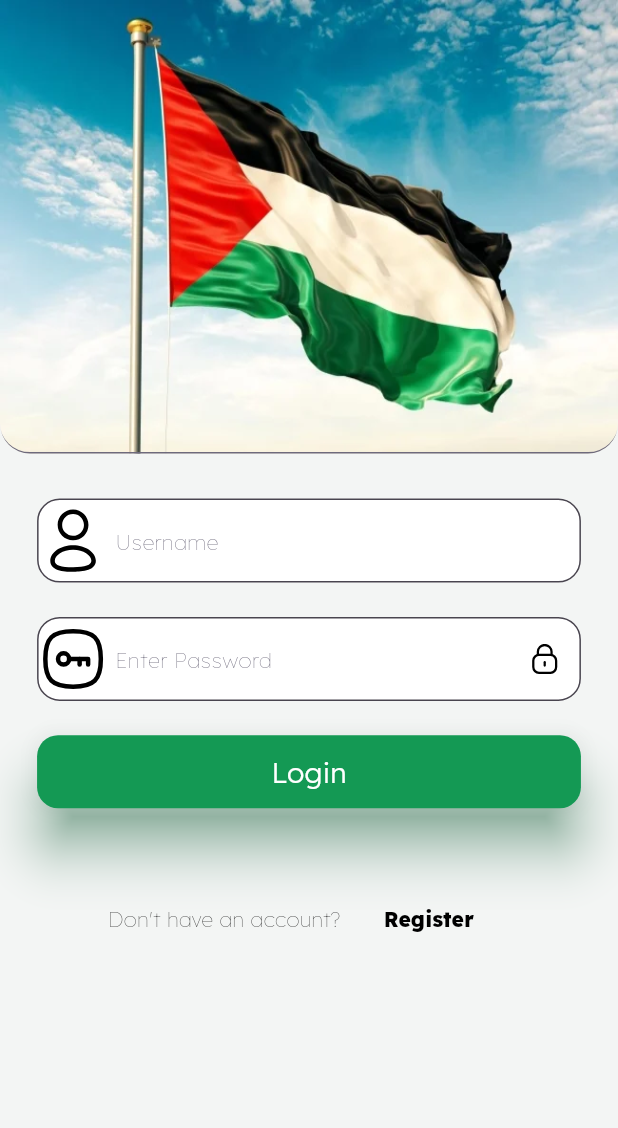
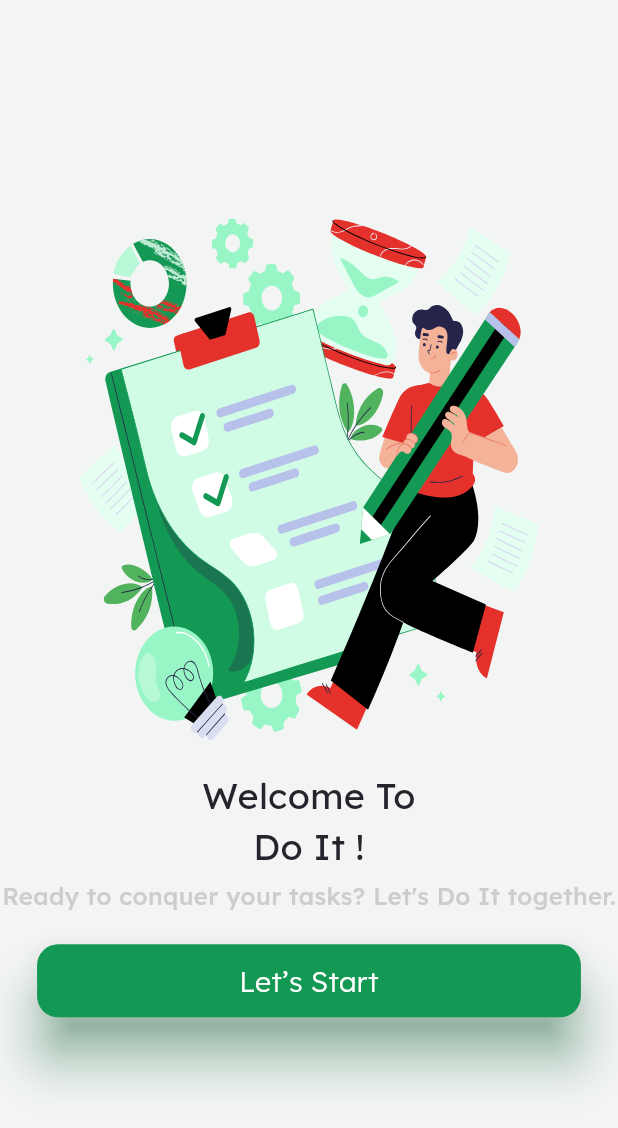
Before and after one commit to karimrashad74/NTI-Tasks, a Flutter app: the screen it shows after launch, on a phone screen of 412 x 824 dp. Shown: the top 1128 px of the screen. Run offline on Flutter 3.47's test engine with Material 3 defaults, Android fonts, the phone set to English and light mode, and no system bars; our stand-ins replace flutter_svg.

Commit message:
`Refactored authentication and splash screens, updated dependencies, and removed unused files.`

```diff
--- a/to_do_app/lib/utils/app_assets.dart
+++ b/to_do_app/lib/core/utils/app_assets.dart
@@ -3,6 +3,7 @@ abstract class AppAssets {
   static const String basePathIcons = "assets/icons/";
   static const String logo = "${basePath}palastine.png";
   static const String splachScreenLogo = "${basePath}splachScreen.svg";
+  static const String letsStartPic = "${basePath}letsStartPic.svg";
   static const String password = "${basePathIcons}Password - Iconly Pro.svg";
   static const String profile = "${basePathIcons}Profile - Iconly Pro.svg";
   static const String lock = "${basePathIcons}Lock.svg";
--- a/to_do_app/lib/utils/app_colors.dart
+++ b/to_do_app/lib/core/utils/app_colors.dart
@@ -4,6 +4,7 @@ abstract class AppColors {
   static const Color scaffoldBackground = Color.fromARGB(255, 243, 245, 244);
   static const Color primary = Color.fromARGB(255, 20, 153, 84);
   static const Color black = Colors.black;
+  static const Color lighBlack = Color.fromARGB(255, 36, 37, 44);
   static const Color white = Colors.white;
   static const Color errorColor = Colors.red;
   static const Color grey = Color(0xff6E6A7C);
--- a/to_do_app/lib/utils/app_routes.dart
+++ b/to_do_app/lib/core/utils/app_routes.dart
@@ -1,5 +1,6 @@
 abstract class AppRoutes {
   static const String splachScreen = '/';
+  static const String startScreen = '/srartScreen';
   static const String login = '/login';
   static const String signUp = '/signUp';
   static const String home = '/home';
--- /dev/null
+++ b/to_do_app/lib/core/utils/app_text.dart
@@ -0,0 +1,19 @@
+abstract class AppText {
+  static const String loginButton = 'Login';
+  static const String signUpButton = 'Sign Up';
+  static const String emailLabel = 'Email';
+  static const String passwordHint = 'Enter Password';
+  static const String confirmPasswordHint = 'Confirm Password';
+  static const String forgotPasswordLink = 'Forgot Password?';
+  static const String welcomeTitle = 'Welcome To\nDo It !';
+  static const String welcomeSubtitle =
+      "Ready to conquer your tasks? Let's Do It together.";
+  static const String letsStartButton = "Let’s Start";
+  static const String welcomeBackTitle = 'Welcome Back';
+  static const String createAccountTitle = 'Create an Account';
+  static const String usernameLabel = 'Username';
+  static const String alreadyHaveAccountText = "Already Have An Account?";
+  static const String dontHaveAccountText = "Don't have an account?";
+  static const String registerButton = 'Register';
+  static const String todoTitle = 'TODO';
+}
--- a/to_do_app/lib/features/Authentication/components/auth_logo.dart
+++ b/to_do_app/lib/features/Authentication/components/auth_logo.dart
@@ -1,7 +1,7 @@
 import 'package:flutter/material.dart';
-import 'package:to_do_app/utils/app_assets.dart';
+import 'package:to_do_app/core/utils/app_assets.dart';
 
-import '../../../utils/app_colors.dart';
+import '../../../core/utils/app_colors.dart';
 
 class AuthLogo extends StatelessWidget {
   const AuthLogo({super.key});
--- a/to_do_app/lib/features/Authentication/components/auth_text_link.dart
+++ b/to_do_app/lib/features/Authentication/components/auth_text_link.dart
@@ -1,6 +1,6 @@
 import 'package:flutter/material.dart';
-import 'package:to_do_app/utils/app_colors.dart';
-import 'package:to_do_app/utils/app_constants.dart';
+import 'package:to_do_app/core/utils/app_colors.dart';
+import 'package:to_do_app/core/utils/app_constants.dart';
 
 class AuthTextLink extends StatelessWidget {
   final String firstText;
--- a/to_do_app/lib/features/Authentication/components/input_form_field.dart
+++ b/to_do_app/lib/features/Authentication/components/input_form_field.dart
@@ -1,6 +1,6 @@
 import 'package:flutter/material.dart';
-import 'package:to_do_app/utils/app_colors.dart';
-import 'package:to_do_app/utils/app_constants.dart';
+import 'package:to_do_app/core/utils/app_colors.dart';
+import 'package:to_do_app/core/utils/app_constants.dart';
 
 class InputFormField extends StatefulWidget {
   final Widget? startIcon;
--- a/to_do_app/lib/features/Authentication/components/login_form.dart
+++ b/to_do_app/lib/features/Authentication/components/login_form.dart
@@ -4,9 +4,9 @@ import 'package:to_do_app/features/Authentication/components/auth_text_link.dart
 import 'package:to_do_app/features/Authentication/components/input_form_field.dart';
 import 'package:to_do_app/features/Authentication/components/pass_field.dart';
 import 'package:to_do_app/features/Authentication/components/primary_button.dart';
-import 'package:to_do_app/utils/app_text.dart';
-import '../../../utils/app_assets.dart';
-import '../../../utils/app_routes.dart';
+import 'package:to_do_app/core/utils/app_text.dart';
+import '../../../core/utils/app_assets.dart';
+import '../../../core/utils/app_routes.dart';
 
 class LoginForm extends StatefulWidget {
   const LoginForm({super.key});
@@ -22,22 +22,39 @@ class _LoginFormState extends State<LoginForm> {
       child: Column(
         children: [
           InputFormField(
-            startIcon: SvgPicture.asset(AppAssets.profile),
-            hintText: AppText.userName,
+            startIcon: SvgPicture.asset(
+              AppAssets.profile,
+              width: 24,
+              height: 24,
+            ),
+            hintText: AppText.usernameLabel,
           ),
           PassField(
-            startIcon: SvgPicture.asset(AppAssets.password),
-            hintText: AppText.password,
-            endIcon: SvgPicture.asset(AppAssets.lock),
-            endIconSwitch: SvgPicture.asset(AppAssets.unLock),
+            startIcon: SvgPicture.asset(
+              AppAssets.password,
+              width: 24,
+              height: 24,
+            ),
+            hintText: AppText.passwordHint,
+            endIcon: SvgPicture.asset(
+              AppAssets.lock,
+              width: 24,
+              height: 24,
+            ),
+            endIconSwitch: SvgPicture.asset(
+              AppAssets.unLock,
+              width: 24,
+              height: 24,
+            ),
           ),
           PrimaryButton(
-            text: AppText.login,
+            text: AppText.loginButton,
+            onPressed: () {},
           ),
           SizedBox(height: 50),
           AuthTextLink(
-            firstText: AppText.notHaveAccount,
-            secondText: AppText.register,
+            firstText: AppText.dontHaveAccountText,
+            secondText: AppText.registerButton,
             onTap: () {
               Navigator.pushNamed(context, AppRoutes.signUp);
             },
--- a/to_do_app/lib/features/Authentication/components/primary_button.dart
+++ b/to_do_app/lib/features/Authentication/components/primary_button.dart
@@ -1,11 +1,12 @@
 import 'package:flutter/material.dart';
-import 'package:to_do_app/utils/app_colors.dart';
-import 'package:to_do_app/utils/app_constants.dart';
+import 'package:to_do_app/core/utils/app_colors.dart';
+import 'package:to_do_app/core/utils/app_constants.dart';
 
 class PrimaryButton extends StatefulWidget {
   final String? text;
+  final VoidCallback? onPressed;
 
-  const PrimaryButton({super.key, required this.text});
+  const PrimaryButton({super.key, required this.text, this.onPressed});
 
   @override
   State<PrimaryButton> createState() => _PrimaryButtonState();
@@ -15,7 +16,7 @@ class _PrimaryButtonState extends State<PrimaryButton> {
   @override
   Widget build(BuildContext context) {
     return ElevatedButton(
-      onPressed: () {},
+      onPressed: widget.onPressed,
       child: Text(
         "${widget.text}",
         style: const TextStyle(
--- a/to_do_app/lib/features/Authentication/login_screen.dart
+++ b/to_do_app/lib/features/Authentication/views/login_screen.dart
@@ -1,7 +1,7 @@
 import 'package:flutter/material.dart';
 import 'package:to_do_app/features/Authentication/components/auth_logo.dart';
 import 'package:to_do_app/features/Authentication/components/login_form.dart';
-import 'package:to_do_app/utils/app_colors.dart';
+import 'package:to_do_app/core/utils/app_colors.dart';
 
 class LoginScreen extends StatefulWidget {
   const LoginScreen({super.key});
--- a/to_do_app/lib/features/Authentication/signup_screen.dart
+++ b/to_do_app/lib/features/Authentication/views/signup_screen.dart
@@ -2,7 +2,7 @@ import 'package:flutter/material.dart';
 import 'package:to_do_app/features/Authentication/components/auth_logo.dart';
 import 'package:to_do_app/features/Authentication/components/signup_form.dart';
 
-import '../../utils/app_colors.dart';
+import '../../../core/utils/app_colors.dart';
 
 class SignupScreen extends StatefulWidget {
   const SignupScreen({super.key});
--- a/to_do_app/lib/features/splash_screen/splash_screen.dart
+++ b/to_do_app/lib/features/splash_screen/splash_screen.dart
@@ -2,12 +2,12 @@ import 'dart:async';
 
 import 'package:flutter/material.dart';
 import 'package:flutter_svg/flutter_svg.dart';
-import 'package:to_do_app/utils/app_assets.dart';
-import 'package:to_do_app/utils/app_colors.dart';
-import 'package:to_do_app/utils/app_constants.dart';
-import 'package:to_do_app/utils/app_text.dart';
+import 'package:to_do_app/core/utils/app_assets.dart';
+import 'package:to_do_app/core/utils/app_colors.dart';
+import 'package:to_do_app/core/utils/app_constants.dart';
+import 'package:to_do_app/core/utils/app_text.dart';
 
-import '../../utils/app_routes.dart';
+import '../../core/utils/app_routes.dart';
 
 class SplashScreen extends StatefulWidget {
   const SplashScreen({super.key});
@@ -22,7 +22,7 @@ class _SplashScreenState extends State<SplashScreen> {
     super.initState();
 
     Timer(const Duration(seconds: 4), () {
-      Navigator.pushReplacementNamed(context, AppRoutes.login);
+      Navigator.pushReplacementNamed(context, AppRoutes.startScreen);
     });
   }
 
@@ -43,7 +43,7 @@ class _SplashScreenState extends State<SplashScreen> {
             height: 20,
           ),
           const Text(
-            AppText.todo,
+            AppText.todoTitle,
             style: TextStyle(
               fontSize: 36,
               color: AppColors.primary,
--- /dev/null
+++ b/to_do_app/lib/features/start_screen/start_screen.dart
@@ -0,0 +1,60 @@
+import 'package:flutter/material.dart';
+import 'package:flutter_svg/svg.dart';
+import 'package:to_do_app/features/Authentication/components/primary_button.dart';
+import 'package:to_do_app/core/utils/app_assets.dart';
+import 'package:to_do_app/core/utils/app_colors.dart';
+import 'package:to_do_app/core/utils/app_constants.dart';
+import 'package:to_do_app/core/utils/app_routes.dart';
+import 'package:to_do_app/core/utils/app_text.dart';
+
+class StartScreen extends StatelessWidget {
+  const StartScreen({super.key});
+
+  @override
+  Widget build(BuildContext context) {
+    return Scaffold(
+      backgroundColor: AppColors.scaffoldBackground,
+      body: Center(
+        child: Column(
+          mainAxisAlignment: MainAxisAlignment.center,
+          children: [
+            SvgPicture.asset(
+              AppAssets.letsStartPic,
+              width: MediaQuery.of(context).size.width * 0.804,
+              height: MediaQuery.of(context).size.height * 0.422,
+            ),
+            const SizedBox(height: 20),
+            Text(
+              AppText.welcomeTitle,
+              textAlign: TextAlign.center,
+              style: TextStyle(
+                fontSize: 24,
+                fontWeight: FontWeight.w400,
+                fontFamily: AppConstants.fontFamily,
+                color: AppColors.lighBlack,
+              ),
+            ),
+            const SizedBox(height: 5),
+            Text(
+              AppText.welcomeSubtitle,
+              style: TextStyle(
+                fontSize: 16,
+                fontWeight: FontWeight.w500,
+                fontFamily: AppConstants.fontFamily,
+                color: AppColors.lightGrey,
+              ),
+            ),
+            const SizedBox(height: 20),
+            PrimaryButton(
+                text: AppText.letsStartButton,
+                onPressed: () {
+                  print('Button Pressed!');
+
+                  Navigator.pushNamed(context, AppRoutes.login);
+                }),
+          ],
+        ),
+      ),
+    );
+  }
+}
--- a/to_do_app/lib/main.dart
+++ b/to_do_app/lib/main.dart
@@ -1,9 +1,10 @@
 import 'package:flutter/material.dart';
-import 'package:to_do_app/features/Authentication/login_screen.dart';
-import 'package:to_do_app/features/Authentication/signup_screen.dart';
+import 'package:to_do_app/features/Authentication/views/login_screen.dart';
+import 'package:to_do_app/features/Authentication/views/signup_screen.dart';
 import 'package:to_do_app/features/splash_screen/splash_screen.dart';
-import 'package:to_do_app/home_screen.dart';
-import 'package:to_do_app/utils/app_routes.dart';
+import 'package:to_do_app/features/start_screen/start_screen.dart';
+import 'package:to_do_app/features/home/views/home_screen.dart';
+import 'package:to_do_app/core/utils/app_routes.dart';
 
 void main() {
   runApp(const MainApp());
@@ -20,6 +21,7 @@ class MainApp extends StatelessWidget {
       initialRoute: AppRoutes.splachScreen,
       routes: {
         AppRoutes.splachScreen: (context) => const SplashScreen(),
+        AppRoutes.startScreen: (context) => const StartScreen(),
         AppRoutes.login: (context) => LoginScreen(),
         AppRoutes.signUp: (context) => SignupScreen(),
         AppRoutes.home: (context) => HomeScreen(),
--- a/to_do_app/lib/utils/app_text.dart
+++ /dev/null
@@ -1,15 +0,0 @@
-abstract class AppText {
-  static const String login = 'Login';
-  static const String signUp = 'Sign Up';
-  static const String email = 'Email';
-  static const String password = 'Enter Password';
-  static const String confirmPassword = 'Confirm Password';
-  static const String forgotPassword = 'Forgot Password?';
-  static const String welcomeBack = 'Welcome Back';
-  static const String createAccount = 'Create an Account';
-  static const String userName = 'Username';
-  static const String alreadyHaveAccount = "Already Have An Account?";
-  static const String notHaveAccount = "Don't have an account?";
-  static const String register = 'Register';
-  static const String todo = 'TODO';
-}
```
Also changed, not shown: to_do_app/lib/features/Authentication/components/signup_form.dart (+24 -16 lines), to_do_app/assets/images/letsStartPic.svg (added), to_do_app/lib/core/utils/app_constants.dart (renamed from to_do_app/lib/utils/app_constants.dart), to_do_app/lib/features/home/views/home_screen.dart (renamed from to_do_app/lib/home_screen.dart).
